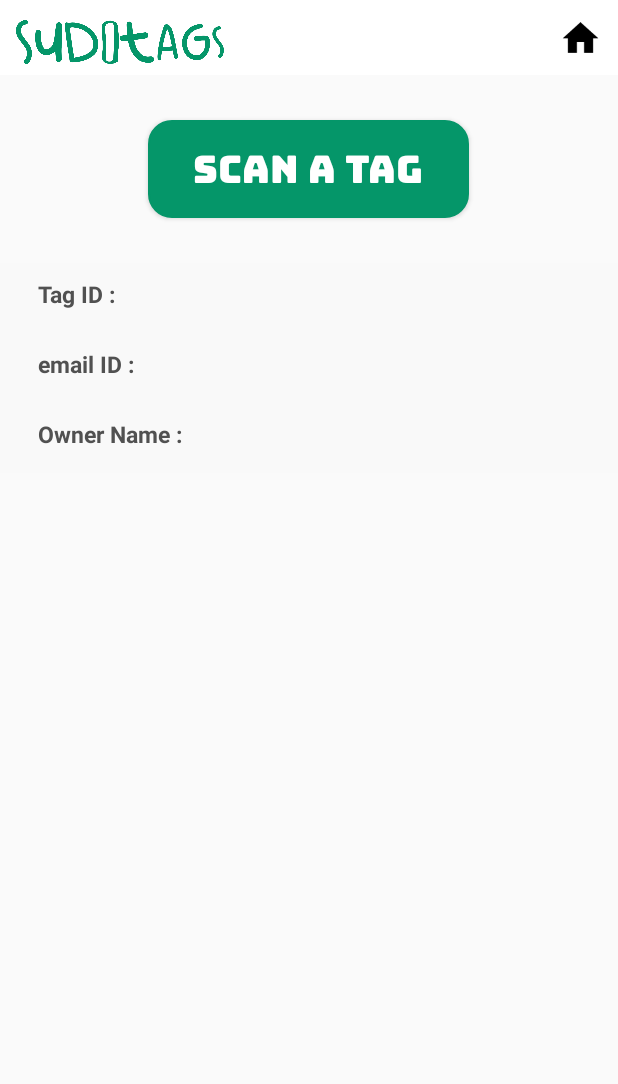
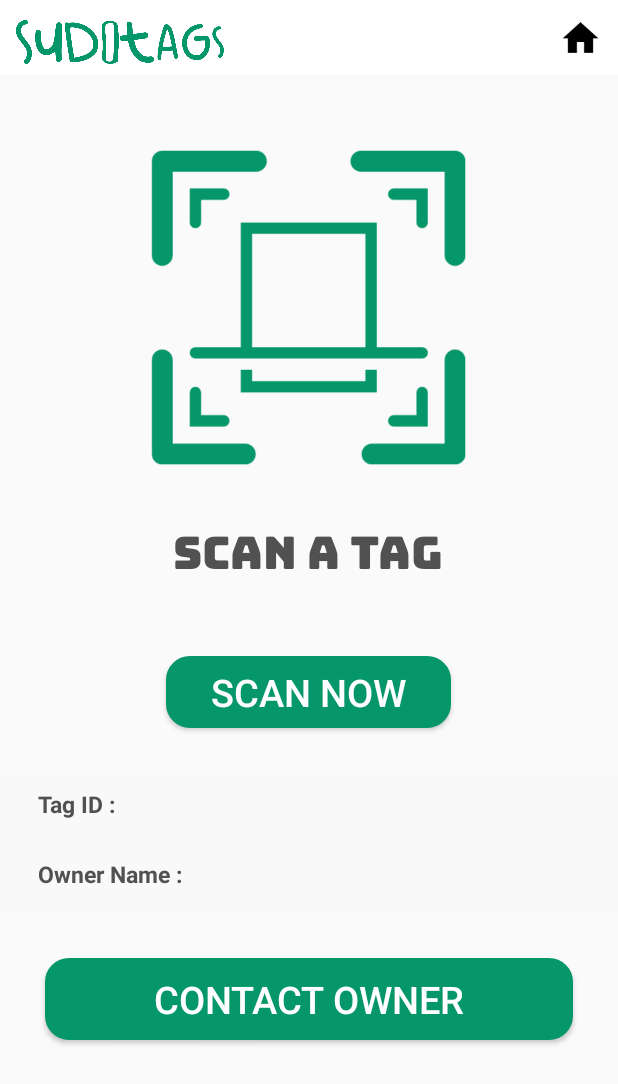
Before and after one commit to Aravind1444/SudoTags, an Android app: the TrialPage screen opened directly, with no data from a screen before it, on a phone screen of 412 x 824 dp. Shown: the top 1084 px of the screen. Run offline under Robolectric (Android 15) with nearby library versions, the phone set to English and light mode, and no system bars; our stand-ins replace Firebase (no records; nobody signed in at launch, a user with empty details on screens opened directly).

Commit message:
added a button to mail the owner of the product

```diff
--- a/app/src/main/java/me/aravind/sudotags/TrialPage.java
+++ b/app/src/main/java/me/aravind/sudotags/TrialPage.java
@@ -3,6 +3,7 @@ package me.aravind.sudotags;
 import android.app.AlertDialog;
 import android.content.DialogInterface;
 import android.content.Intent;
+import android.net.Uri;
 import android.os.Bundle;
 import android.util.Log;
 import android.view.View;
@@ -83,7 +84,6 @@ public class TrialPage extends AppCompatActivity {
 
         //declaring the name and text mail variables
         final TextView name = findViewById(R.id.ownername);
-        final TextView email = findViewById(R.id.email);
 
         //querying owner info and to fire mail
 
@@ -109,9 +109,9 @@ public class TrialPage extends AppCompatActivity {
                         Log.i("The name is ", dbName);
                         name.setText(dbName);
 
-                        String dbMail = String.valueOf(dataSnapshot1.child("userEmailDB").getValue());
+                        final String dbMail = String.valueOf(dataSnapshot1.child("userEmailDB").getValue());
                         Log.i("The mail is ", dbMail);
-                        email.setText(dbMail);
+                        //contact the owner button
 
                         count++;
 
@@ -120,6 +120,19 @@ public class TrialPage extends AppCompatActivity {
                         String subject = "Lost Product Scanned!";
                         String message = "Hello " + dbName + ", \n\nYour product which was lost recently was found and scanned by " + personName + ". Please reach out to him using this mail address : " + personEmail;
                         sendMail(mail, subject, message);
+
+                        //code for contact owner button
+                        Button contactButton = (Button) findViewById(R.id.contactButton);
+                        contactButton.setOnClickListener(new View.OnClickListener() {
+                            @Override
+                            public void onClick(View v) {
+
+                                String url = "mailto:"+dbMail;
+                                Intent i = new Intent(Intent.ACTION_VIEW);
+                                i.setData(Uri.parse(url));
+                                startActivity(i);
+                            }
+                        });
                     }
                 }
             }
@@ -132,8 +145,8 @@ public class TrialPage extends AppCompatActivity {
         //alert dialog box
         if(intentResult.getContents() != null){
             AlertDialog.Builder builder = new AlertDialog.Builder(TrialPage.this);
-            builder.setTitle("Tag ID");
-            builder.setMessage(intentResult.getContents());
+            builder.setTitle("Hurray 🥳");
+            builder.setMessage("The owner of the product has been notified about the product being found. Please feel free to reach out to the owner to return the item!");
             builder.setPositiveButton("OK", new DialogInterface.OnClickListener() {
                 @Override
                 public void onClick(DialogInterface dialogInterface, int i) {
--- a/app/src/main/res/layout/activity_trial_page.xml
+++ b/app/src/main/res/layout/activity_trial_page.xml
@@ -1,5 +1,5 @@
 <?xml version="1.0" encoding="utf-8"?>
-<LinearLayout xmlns:android="http://schemas.android.com/apk/res/android"
+<ScrollView xmlns:android="http://schemas.android.com/apk/res/android"
     xmlns:app="http://schemas.android.com/apk/res-auto"
     xmlns:tools="http://schemas.android.com/tools"
     android:layout_width="match_parent"
@@ -46,6 +46,23 @@
 
         </RelativeLayout>
 
+        <ImageView
+            android:layout_width="250dp"
+            android:layout_height="250dp"
+            android:layout_marginTop="30dp"
+            android:src="@drawable/scanimage"
+            android:layout_gravity="center"
+            />
+
+        <TextView
+            android:layout_width="wrap_content"
+            android:layout_height="wrap_content"
+            android:fontFamily="@font/bungee"
+            android:layout_gravity="center"
+            android:text="Scan A Tag"
+            android:textColor="#515151"
+            android:textSize="30dp" />
+
 
         <Button
             android:id="@+id/scanbuttonone"
@@ -53,9 +70,8 @@
             android:layout_height="wrap_content"
             android:layout_gravity="center"
             android:background="@drawable/mybutton"
-            android:fontFamily="@font/bungee"
             android:paddingHorizontal="30dp"
-            android:text="Scan a Tag"
+            android:text="Scan Now"
             android:textColor="#fff"
             android:layout_margin="30dp"
             android:textSize="25dp" />
@@ -99,41 +115,6 @@
 
         </RelativeLayout>
 
-        <RelativeLayout
-            android:layout_width="match_parent"
-            android:layout_height="wrap_content"
-            android:background="#f9f9f9"
-            android:orientation="horizontal">
-
-            <TextView
-                android:layout_width="wrap_content"
-                android:layout_height="wrap_content"
-                android:layout_alignParentStart="true"
-                android:layout_alignParentLeft="true"
-                android:layout_centerVertical="true"
-                android:paddingBottom="5dp"
-                android:text="email ID : "
-                android:textColor="#515151"
-                android:textStyle="bold"
-                android:textSize="15dp"
-                android:layout_marginLeft="25dp"
-                android:layout_marginTop="10dp"
-                android:layout_marginBottom="10dp"
-                android:id="@+id/emailtext"
-                />
-
-            <TextView
-                android:id="@+id/email"
-                android:layout_toRightOf="@id/emailtext"
-                android:layout_width="match_parent"
-                android:layout_height="wrap_content"
-                android:layout_marginRight="25dp"
-                android:layout_marginTop="10dp"
-                android:layout_marginBottom="10dp"
-                android:lines="1"
-                />
-
-        </RelativeLayout>
 
         <RelativeLayout
             android:layout_width="match_parent"
@@ -171,8 +152,20 @@
 
         </RelativeLayout>
 
+        <Button
+            android:layout_width="match_parent"
+            android:layout_height="wrap_content"
+            android:text="Contact Owner"
+            android:background="@drawable/mybutton"
+            android:layout_margin="30dp"
+            android:textColor="#fff"
+            android:textSize="25dp"
+            android:paddingVertical="10dp"
+            android:id="@+id/contactButton"
+            />
+
 
 
     </LinearLayout>
 
-</LinearLayout>
+</ScrollView>
```
Also changed, not shown: app/src/main/res/drawable/scanimage.png (added).
